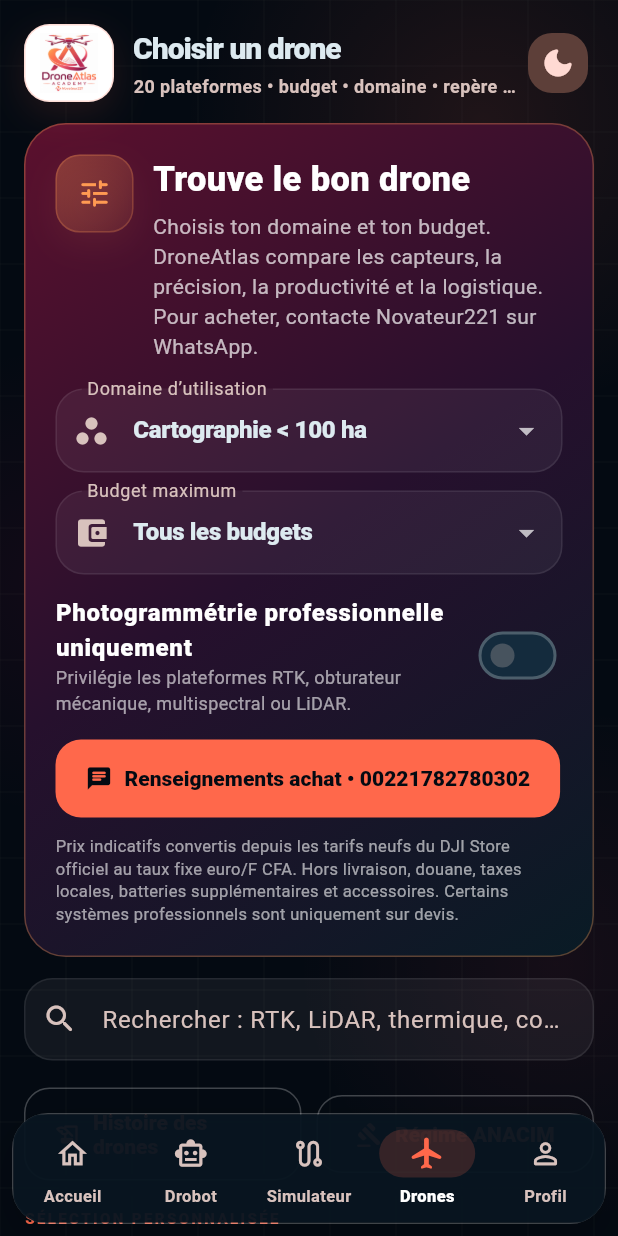
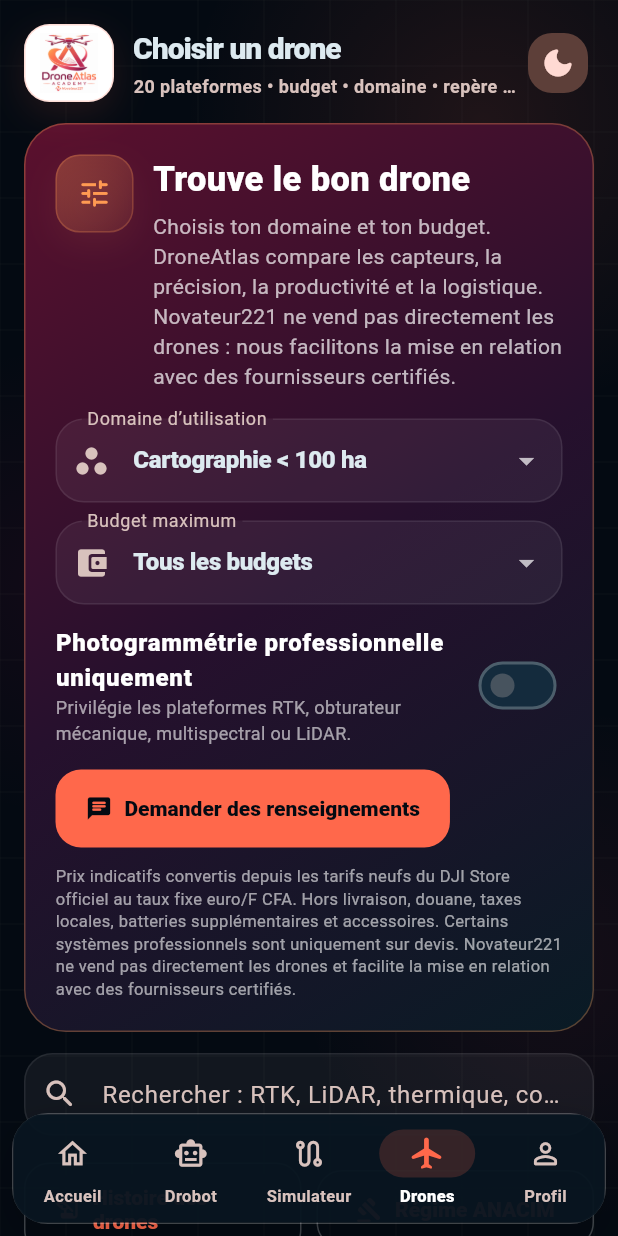
Before and after one commit to yoonbuwoor/NOVDAC, a Flutter app: the MainShell screen opened directly with empty values, item 4 of the bottom bar chosen, on a phone screen of 412 x 824 dp. Run offline on Flutter 3.47's test engine with Material 3 defaults, Android fonts, the phone set to English and light mode, and no system bars; our stand-ins replace flutter_local_notifications, geolocator, shared_preferences; missing offline and left inert: workmanager; accounts and stored records are empty; statements that could not run were skipped.

Commit message:
Add files via upload

```diff
--- a/lib/screens/drone_catalog_screen.dart
+++ b/lib/screens/drone_catalog_screen.dart
@@ -10,13 +10,14 @@
 
 // WhatsApp attend le numéro international sans le préfixe 00.
 const _novateur221SalesPhone = '221782780302';
-const _novateur221SalesPhoneDisplay = '00221782780302';
 
 String _novateur221SalesWhatsAppUrl([String? droneName]) {
   final subject = droneName == null ? 'un drone DJI' : droneName;
   final message =
       'Bonjour Novateur221, je souhaite recevoir des renseignements sur '
-      'l’achat et la disponibilité de $subject via DroneAtlas Academy.';
+      '$subject via DroneAtlas Academy et être mis(e) en relation avec un '
+      'fournisseur certifié. Je comprends que Novateur221 ne vend pas '
+      'directement les drones.';
   return 'https://wa.me/$_novateur221SalesPhone?text=${Uri.encodeComponent(message)}';
 }
 
@@ -349,7 +350,7 @@
                     ),
                     SizedBox(height: 5),
                     Text(
-                      'Choisis ton domaine et ton budget. DroneAtlas compare les capteurs, la précision, la productivité et la logistique. Pour acheter, contacte Novateur221 sur WhatsApp.',
+                      'Choisis ton domaine et ton budget. DroneAtlas compare les capteurs, la précision, la productivité et la logistique. Novateur221 ne vend pas directement les drones : nous facilitons la mise en relation avec des fournisseurs certifiés.',
                       style: TextStyle(color: Colors.white70, height: 1.42),
                     ),
                   ],
@@ -409,11 +410,11 @@
           FilledButton.icon(
             onPressed: onContact,
             icon: const Icon(Icons.chat_rounded),
-            label: Text('Renseignements achat • $_novateur221SalesPhoneDisplay'),
+            label: const Text('Demander des renseignements'),
           ),
           const SizedBox(height: 12),
           const Text(
-            'Prix indicatifs convertis depuis les tarifs neufs du DJI Store officiel au taux fixe euro/F CFA. Hors livraison, douane, taxes locales, batteries supplémentaires et accessoires. Certains systèmes professionnels sont uniquement sur devis.',
+            'Prix indicatifs convertis depuis les tarifs neufs du DJI Store officiel au taux fixe euro/F CFA. Hors livraison, douane, taxes locales, batteries supplémentaires et accessoires. Certains systèmes professionnels sont uniquement sur devis. Novateur221 ne vend pas directement les drones et facilite la mise en relation avec des fournisseurs certifiés.',
             style: TextStyle(color: Colors.white60, fontSize: 11, height: 1.4),
           ),
         ],
@@ -747,7 +748,7 @@
                 const SizedBox(height: 7),
                 Text(
                   drone.priceNote.isEmpty
-                      ? 'Prix et disponibilité à confirmer. Contacte Novateur221 au 00221782780302 via WhatsApp.'
+                      ? 'Prix et disponibilité à confirmer auprès du fournisseur. Novateur221 facilite uniquement la mise en relation avec des fournisseurs certifiés et ne vend pas directement les drones.'
                       : drone.priceNote,
                   style: TextStyle(
                     color: Theme.of(context).colorScheme.onSurfaceVariant,
@@ -801,7 +802,7 @@
           FilledButton.icon(
             onPressed: onContact,
             icon: const Icon(Icons.chat_rounded),
-            label: Text('WhatsApp achat • $_novateur221SalesPhoneDisplay'),
+            label: const Text('Demander une mise en relation'),
           ),
           if (onOpenOfficial != null) ...[
             const SizedBox(height: 10),
```
